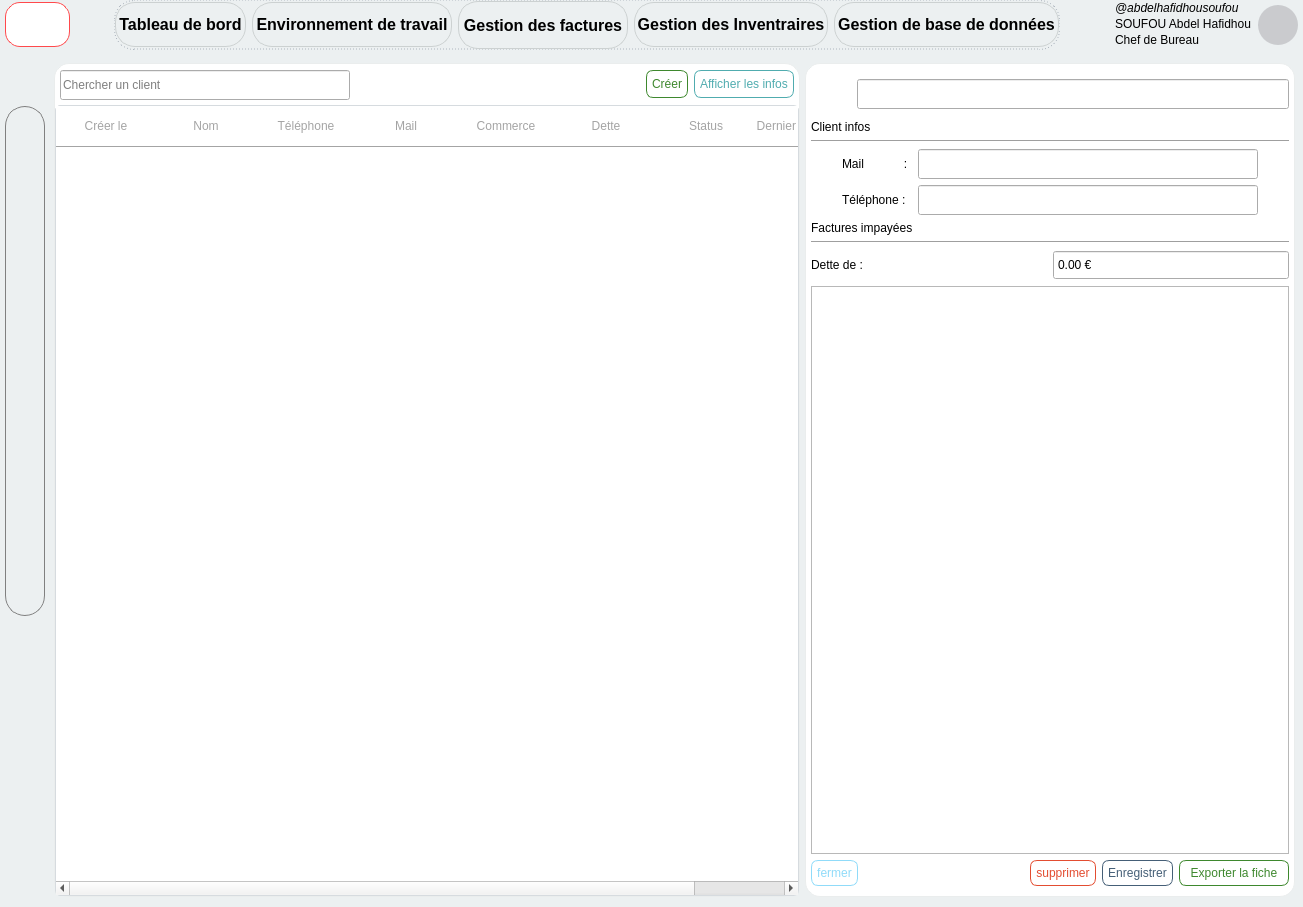
Old version of the form forms/dialog.ui in the repository SAbdelH/DevisCreator_premium.
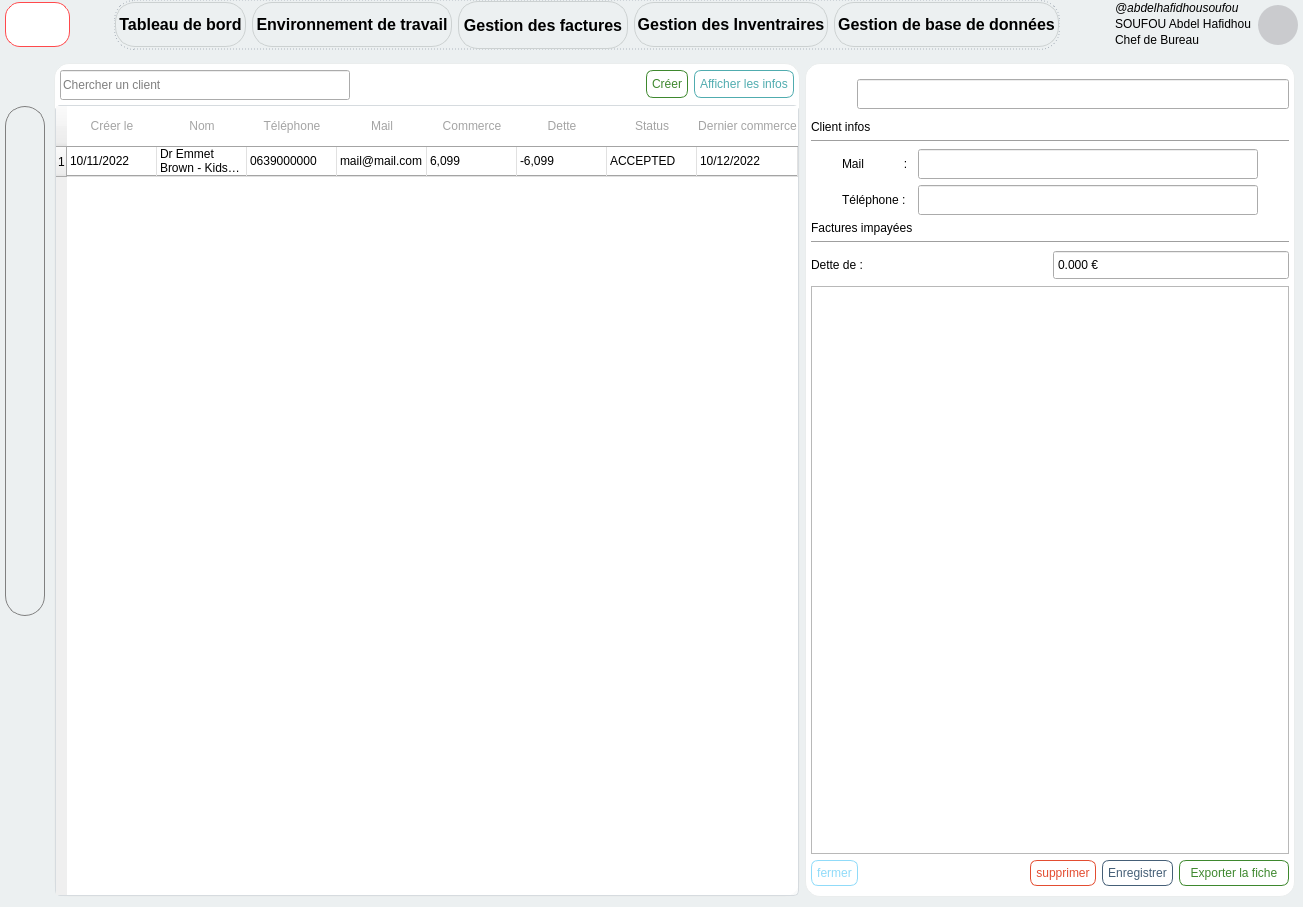
New version of the form. The open tabs and pages were chosen to show the change. Icons and pictures are not drawn.

What changed in the file:
```diff
--- a/forms/dialog.ui
+++ b/forms/dialog.ui
@@ -6159,15 +6159,31 @@
            </item>
            <item>
             <widget class="QTableWidget" name="_tw_clients_table_info">
+             <property name="sizeAdjustPolicy">
+              <enum>QAbstractScrollArea::SizeAdjustPolicy::AdjustToContents</enum>
+             </property>
+             <property name="selectionMode">
+              <enum>QAbstractItemView::SelectionMode::SingleSelection</enum>
+             </property>
+             <property name="selectionBehavior">
+              <enum>QAbstractItemView::SelectionBehavior::SelectRows</enum>
+             </property>
+             <property name="showGrid">
+              <bool>true</bool>
+             </property>
              <attribute name="horizontalHeaderCascadingSectionResizes">
               <bool>false</bool>
              </attribute>
+             <attribute name="horizontalHeaderDefaultSectionSize">
+              <number>90</number>
+             </attribute>
              <attribute name="horizontalHeaderShowSortIndicator" stdset="0">
               <bool>true</bool>
              </attribute>
              <attribute name="horizontalHeaderStretchLastSection">
               <bool>true</bool>
              </attribute>
+             <row/>
              <column>
               <property name="text">
                <string>Créer le</string>
@@ -6208,6 +6224,46 @@
                <string>Dernier commerce</string>
               </property>
              </column>
+             <item row="0" column="0">
+              <property name="text">
+               <string>10/11/2022</string>
+              </property>
+             </item>
+             <item row="0" column="1">
+              <property name="text">
+               <string>Dr Emmet Brown - Kids Bath</string>
+              </property>
+             </item>
+             <item row="0" column="2">
+              <property name="text">
+               <string>0639000000</string>
+              </property>
+             </item>
+             <item row="0" column="3">
+              <property name="text">
+               <string>mail@mail.com</string>
+              </property>
+             </item>
+             <item row="0" column="4">
+              <property name="text">
+               <string>6,099</string>
+              </property>
+             </item>
+             <item row="0" column="5">
+              <property name="text">
+               <string>-6,099</string>
+              </property>
+             </item>
+             <item row="0" column="6">
+              <property name="text">
+               <string>ACCEPTED</string>
+              </property>
+             </item>
+             <item row="0" column="7">
+              <property name="text">
+               <string>10/12/2022</string>
+              </property>
+             </item>
             </widget>
            </item>
           </layout>
@@ -6516,6 +6572,12 @@
                <property name="suffix">
                 <string> €</string>
                </property>
+               <property name="decimals">
+                <number>3</number>
+               </property>
+               <property name="minimum">
+                <double>-10000000000000000905969664.000000000000000</double>
+               </property>
                <property name="maximum">
                 <double>9999999999999999635896294965248.000000000000000</double>
                </property>
```
Left out of the diff: 2 changed lines with no effect on the pictures.
